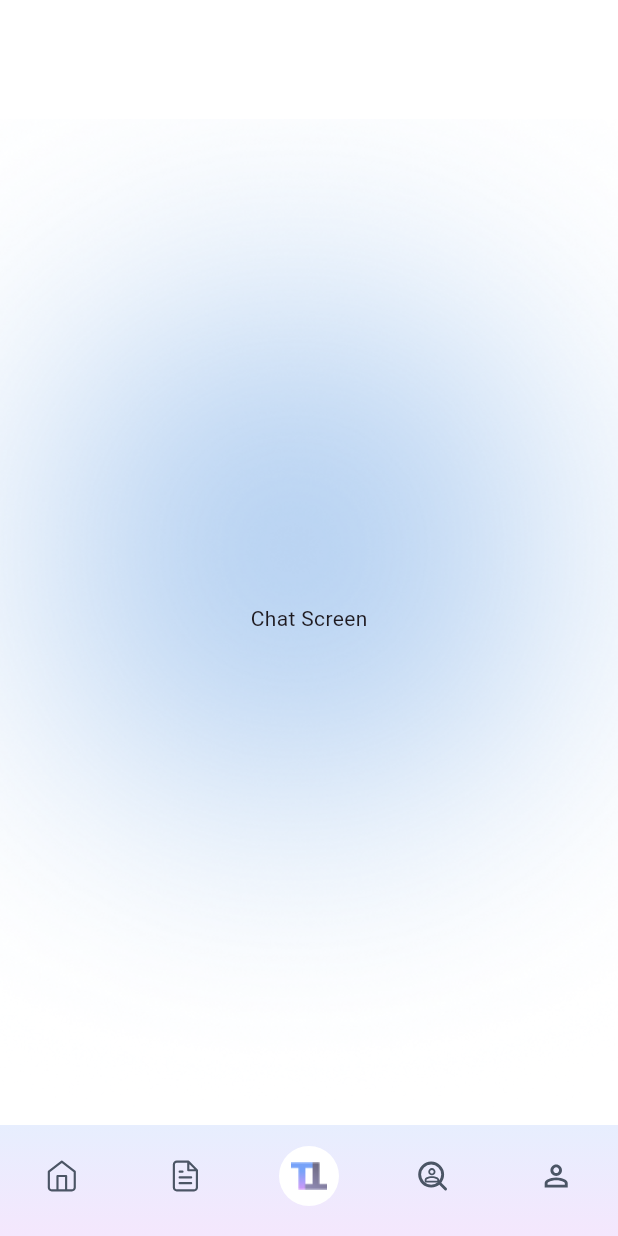
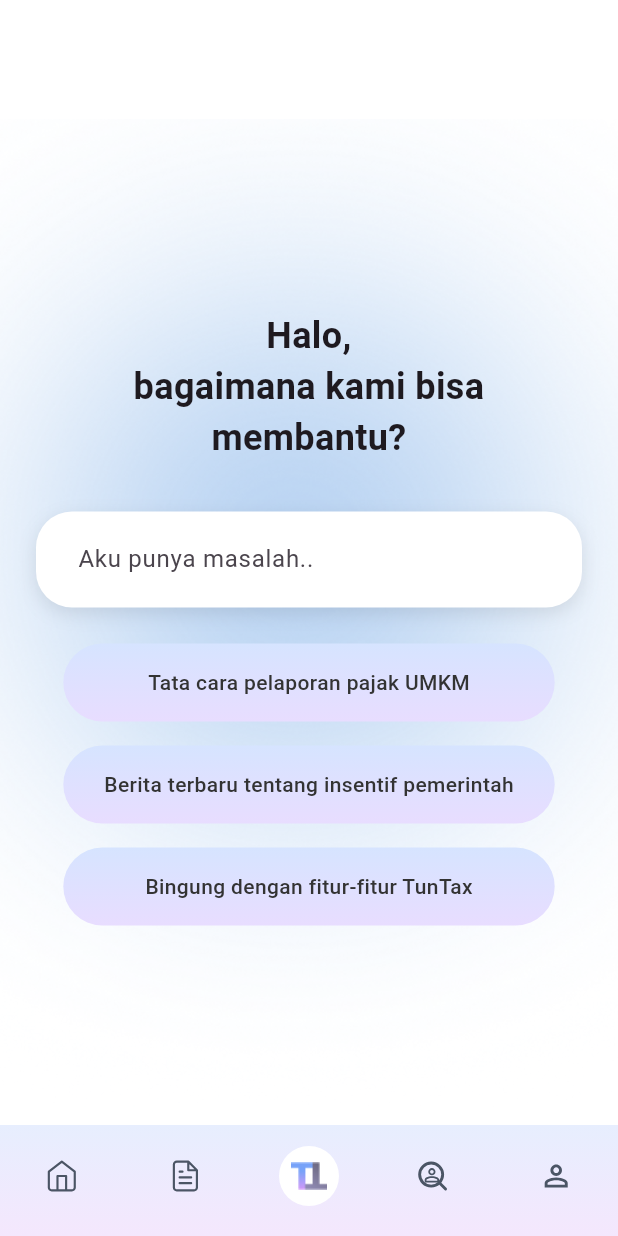
Before and after one commit to Tun-Tax/TunTax, a Flutter app: the ChatScreen screen opened by its route, on a phone screen of 412 x 824 dp. Run offline on Flutter 3.47's test engine with Material 3 defaults, Android fonts, the phone set to English and light mode, and no system bars; our stand-ins replace firebase_core, firebase_crashlytics, flutter_form_builder, flutter_svg, form_builder_validators, go_router and 1 more; accounts and stored records are empty.

Commit message:
feat(chat): Enhance ChatScreen layout with ChatTextField and PromptChip widgets

```diff
--- a/lib/screens/main/chat_screen.dart
+++ b/lib/screens/main/chat_screen.dart
@@ -1,16 +1,42 @@
 import 'package:flutter/material.dart';
 import 'package:tuntax/widgets/background_middle.dart';
+import 'package:tuntax/widgets/chat_text_field.dart';
+import 'package:tuntax/widgets/prompt_chip.dart';
 
 class ChatScreen extends StatelessWidget {
   const ChatScreen({super.key});
 
   @override
   Widget build(BuildContext context) {
-    return const BackgroundMiddle(
+    return BackgroundMiddle(
       child: Scaffold(
         backgroundColor: Colors.transparent,
-        body: Center(
-          child: Text('Chat Screen'),
+        body: GestureDetector(
+          onTap: () => FocusScope.of(context).unfocus(),
+          child: Padding(
+            padding: EdgeInsets.symmetric(horizontal: 24.0),
+            child: Column(
+              mainAxisAlignment: MainAxisAlignment.center,
+              children: [
+                Text(
+                  'Halo,\nbagaimana kami bisa membantu?',
+                  textAlign: TextAlign.center,
+                  style: TextStyle(
+                    fontSize: 24,
+                    fontWeight: FontWeight.bold,
+                  ),
+                ),
+                SizedBox(height: 32),
+                ChatTextField(),
+                SizedBox(height: 24),
+                PromptChip(text: 'Tata cara pelaporan pajak UMKM'),
+                SizedBox(height: 16),
+                PromptChip(text: 'Berita terbaru tentang insentif pemerintah'),
+                SizedBox(height: 16),
+                PromptChip(text: 'Bingung dengan fitur-fitur TunTax'),
+              ],
+            ),
+          ),
         ),
       ),
     );
--- /dev/null
+++ b/lib/widgets/chat_text_field.dart
@@ -0,0 +1,37 @@
+import 'package:flutter/material.dart';
+
+class ChatTextField extends StatelessWidget {
+  const ChatTextField({super.key});
+
+  @override
+  Widget build(BuildContext context) {
+    return Container(
+      decoration: BoxDecoration(
+        color: Colors.white,
+        borderRadius: BorderRadius.circular(24),
+        boxShadow: [
+          BoxShadow(
+            color: Colors.black.withAlpha(25),
+            blurRadius: 10,
+            offset: const Offset(0, 4),
+          ),
+        ],
+      ),
+      child: TextField(
+        decoration: InputDecoration(
+          hintText: 'Aku punya masalah..',
+          filled: true,
+          fillColor: Colors.transparent,
+          border: OutlineInputBorder(
+            borderRadius: BorderRadius.circular(24),
+            borderSide: BorderSide.none,
+          ),
+          contentPadding: const EdgeInsets.symmetric(
+            vertical: 20,
+            horizontal: 24,
+          ),
+        ),
+      ),
+    );
+  }
+}
--- /dev/null
+++ b/lib/widgets/prompt_chip.dart
@@ -0,0 +1,42 @@
+import 'package:flutter/material.dart';
+
+class PromptChip extends StatelessWidget {
+  final String text;
+  const PromptChip({super.key, required this.text});
+
+  @override
+  Widget build(BuildContext context) {
+    return FractionallySizedBox(
+      widthFactor: 0.9,
+      child: Container(
+        decoration: BoxDecoration(
+          gradient: const LinearGradient(
+            colors: [Color(0xFFD6E4FF), Color(0xFFE8DDFF)],
+            begin: Alignment.topCenter,
+            end: Alignment.bottomCenter,
+          ),
+          borderRadius: BorderRadius.circular(30),
+        ),
+        child: Material(
+          color: Colors.transparent,
+          child: InkWell(
+            borderRadius: BorderRadius.circular(30),
+            onTap: () {},
+            child: Container(
+              padding: const EdgeInsets.symmetric(vertical: 16),
+              child: Center(
+                child: Text(
+                  text,
+                  style: const TextStyle(
+                    color: Color(0xFF333333),
+                    fontWeight: FontWeight.w500,
+                  ),
+                ),
+              ),
+            ),
+          ),
+        ),
+      ),
+    );
+  }
+}
```
